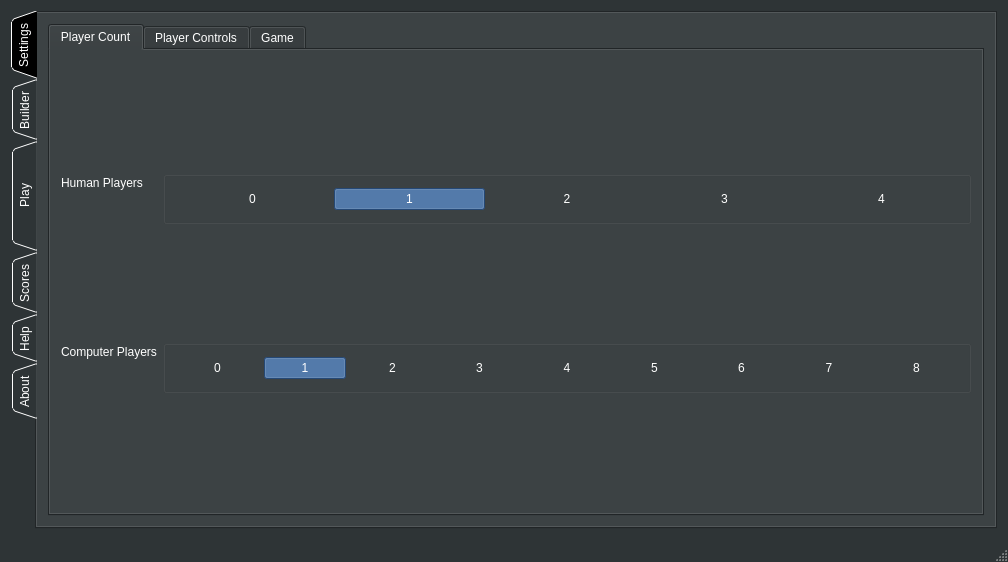
Qt form MainWindow.ui (SwissalpS/QtSssSNibblers) before a commit.
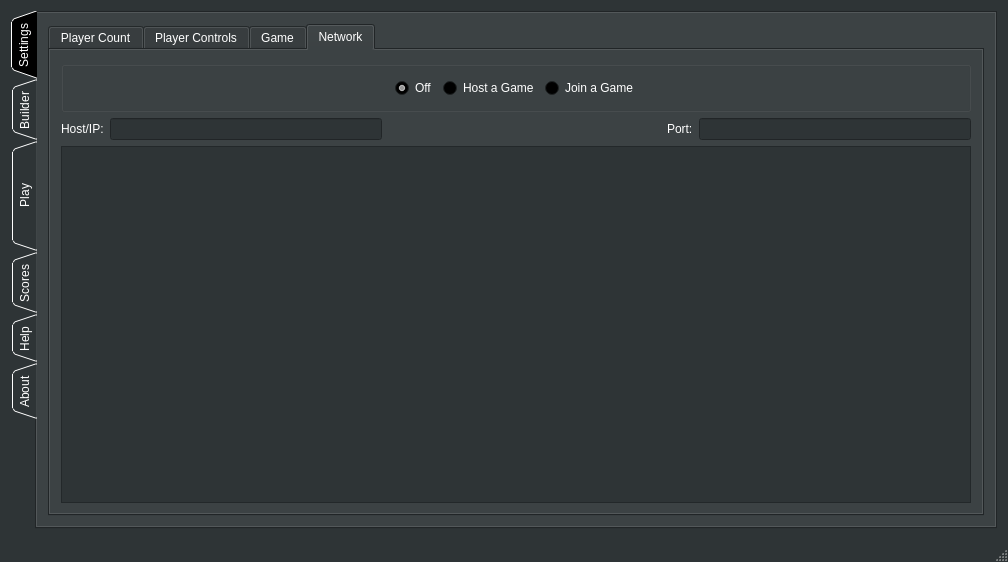
The same form after that commit. The open tabs and pages were chosen to show the change.

Commit message: bring back the network items

```diff
--- a/MainWindow.ui
+++ b/MainWindow.ui
@@ -3991,6 +3991,120 @@
 			</item>
 		   </layout>
 		  </widget>
+          <widget class="QWidget" name="tabNetwork">
+           <attribute name="title">
+            <string>Network</string>
+           </attribute>
+           <layout class="QGridLayout" name="gridLayout_9">
+            <item row="1" column="3">
+             <widget class="QLabel" name="label_44">
+              <property name="text">
+               <string>Port:</string>
+              </property>
+             </widget>
+            </item>
+            <item row="1" column="4">
+             <widget class="QLineEdit" name="lineEdit_2">
+              <property name="enabled">
+               <bool>false</bool>
+              </property>
+             </widget>
+            </item>
+            <item row="2" column="0" colspan="5">
+             <widget class="QTableWidget" name="tableWidget">
+              <property name="enabled">
+               <bool>false</bool>
+              </property>
+             </widget>
+            </item>
+            <item row="1" column="1">
+             <widget class="QLineEdit" name="lineEdit">
+              <property name="enabled">
+               <bool>false</bool>
+              </property>
+             </widget>
+            </item>
+            <item row="0" column="0" colspan="5">
+             <widget class="QGroupBox" name="groupBox_3">
+              <property name="title">
+               <string notr="true"/>
+              </property>
+              <layout class="QHBoxLayout" name="horizontalLayout_2">
+               <item>
+                <spacer name="horizontalSpacer_3">
+                 <property name="orientation">
+                  <enum>Qt::Horizontal</enum>
+                 </property>
+                 <property name="sizeHint" stdset="0">
+                  <size>
+                   <width>40</width>
+                   <height>20</height>
+                  </size>
+                 </property>
+                </spacer>
+               </item>
+               <item>
+                <widget class="QRadioButton" name="radioNetOff">
+                 <property name="text">
+                  <string>Off</string>
+                 </property>
+                 <property name="checked">
+                  <bool>true</bool>
+                 </property>
+                </widget>
+               </item>
+               <item>
+                <widget class="QRadioButton" name="radioNetServer">
+                 <property name="text">
+                  <string>Host a Game</string>
+                 </property>
+                </widget>
+               </item>
+               <item>
+                <widget class="QRadioButton" name="radioNetClient">
+                 <property name="text">
+                  <string>Join a Game</string>
+                 </property>
+                </widget>
+               </item>
+               <item>
+                <spacer name="horizontalSpacer_2">
+                 <property name="orientation">
+                  <enum>Qt::Horizontal</enum>
+                 </property>
+                 <property name="sizeHint" stdset="0">
+                  <size>
+                   <width>40</width>
+                   <height>20</height>
+                  </size>
+                 </property>
+                </spacer>
+               </item>
+              </layout>
+             </widget>
+            </item>
+            <item row="1" column="0">
+             <widget class="QLabel" name="label_43">
+              <property name="text">
+               <string>Host/IP:</string>
+              </property>
+             </widget>
+            </item>
+            <item row="1" column="2">
+             <spacer name="horizontalSpacer">
+              <property name="orientation">
+               <enum>Qt::Horizontal</enum>
+              </property>
+              <property name="sizeHint" stdset="0">
+               <size>
+                <width>8</width>
+                <height>20</height>
+               </size>
+              </property>
+             </spacer>
+            </item>
+           </layout>
+          </widget>
 		 </widget>
 		</item>
 	   </layout>
```
Left out of the diff: 14 changed lines with no effect on the pictures. Lines whose indentation alone changed are shown as unchanged. The commit also changes 2 other files.
